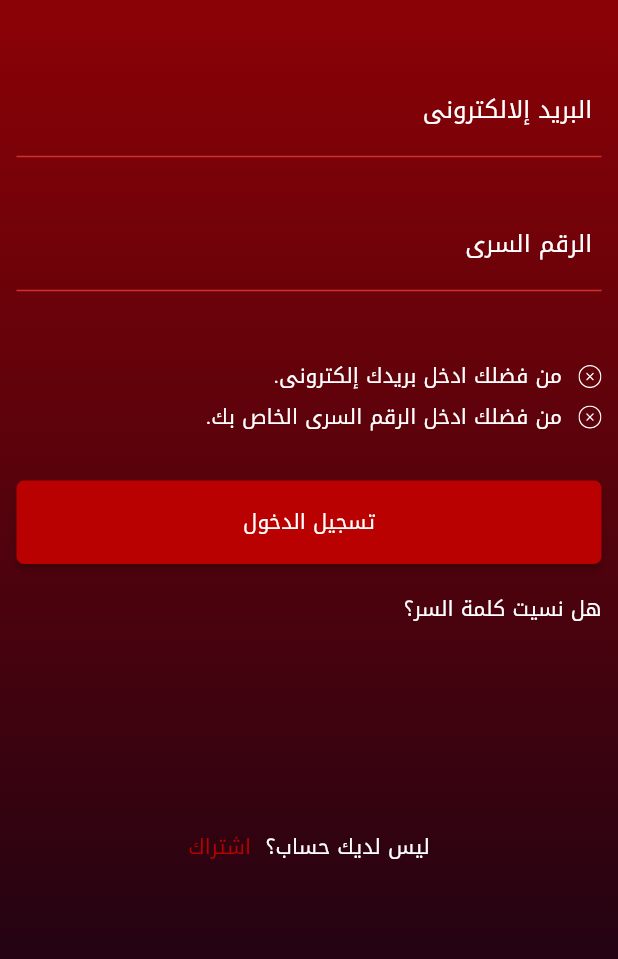
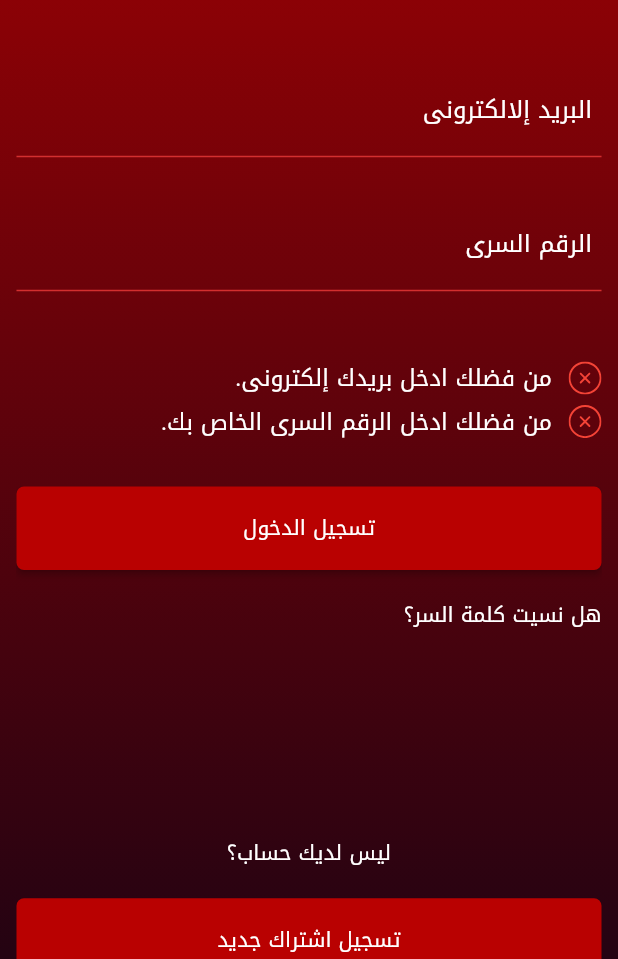
Before and after one commit to mahmoudSalahSaad/menu_online_food_deliv, a Flutter app: the SignInScreen screen opened by its route, after a tap on "تسجيل الدخول", on a phone screen of 412 x 824 dp, the part 277-1236 px from its top. Run offline on Flutter 3.47's test engine with Material 2 defaults, Android fonts, the phone set to English and light mode, and no system bars; our stand-ins replace cached_network_image, card_loading, carousel_slider, dio, firebase_auth, firebase_core and 16 more; missing offline and left inert: flutter_phone_direct_caller, insta_image_viewer, launch_review, scrollable_list_tabview; accounts and stored records are empty; generated files the repository leaves out were written again; network calls fail; project files that could hold a hidden picture were left out.

Commit message:
jan 29 update commit

```diff
--- a/lib/components/form_errors.dart
+++ b/lib/components/form_errors.dart
@@ -25,16 +25,19 @@ class FormErrors extends StatelessWidget {
       children: [
         SvgPicture.asset(
           'assets/icons/error.svg',
-          height: getProportionateScreenWidth(14),
-          width: getProportionateScreenWidth(14),
-          color: Colors.white,
+          height: getProportionateScreenWidth(20),
+          width: getProportionateScreenWidth(20),
+          color: Colors.red,
         ),
         SizedBox(
           width: getProportionateScreenWidth(10),
         ),
         Text(
           error,
-          style: TextStyle(color: kTextColor),
+          style: TextStyle(
+            color: kTextColor,
+            fontSize: getProportionateScreenWidth(14),
+          ),
         ),
       ],
     );
--- a/lib/screens/sign_in_screen/components/body.dart
+++ b/lib/screens/sign_in_screen/components/body.dart
@@ -130,19 +130,18 @@ class _BodyState extends State<Body> {
                 ),
                 //UpperSignInButtons(),
                 SizedBox(height: SizeConfig.screenHeight * 0.12),
-                Row(
+                Column(
                   mainAxisAlignment: MainAxisAlignment.center,
                   children: [
                     Text(' ليس لديك حساب؟ '),
-                    GestureDetector(
-                      onTap: () {
-                        Get.toNamed(SignUpScreen.routeName);
-                      },
-                      child: Text(
-                        ' اشتراك ',
-                        style: TextStyle(color: kPrimaryColor),
-                      ),
-                    ),
+                    SizedBox(height: SizeConfig.screenHeight * 0.02),
+                    DefaultButton(
+                        textColor: Colors.white,
+                        onPressed: () => Get.toNamed(SignUpScreen.routeName),
+                        child: Text('تسجيل اشتراك جديد'),
+                        color: kPrimaryColor,
+                        minWidth: 0.0,
+                        height: getProportionateScreenHeight(45)),
                   ],
                 ),
               ],
--- a/lib/screens/sign_up_screen/components/body.dart
+++ b/lib/screens/sign_up_screen/components/body.dart
@@ -24,7 +24,7 @@ class Body extends StatefulWidget {
 class _BodyState extends State<Body> {
   Gender _gender = Gender.male;
   String birthDate =
-      DateFormat('yyyy-MM-dd').format(DateTime.parse('1980-01-01'));
+      DateFormat('yyyy-MM-dd').format(DateTime.parse('1988-08-08'));
   final _formKey = GlobalKey<FormState>();
   final Map<String, dynamic> _formData = {
     'fullName': null,
@@ -115,7 +115,7 @@ class _BodyState extends State<Body> {
                   onTap: () async {
                     DateTime selected = await showDatePicker(
                       context: context,
-                      initialDate: DateTime.now(),
+                      initialDate: DateTime.parse(birthDate),
                       firstDate: DateTime(1900),
                       lastDate: DateTime(2100),
                     );
```
Also changed, not shown: lib/screens/address_screen/add_new_address.dart (+30 -18 lines), lib/screens/sign_up_screen/components/sign_up_form.dart (+9 -0 lines), lib/screens/splash_screen/splash_screen.dart (+6 -1 lines).
